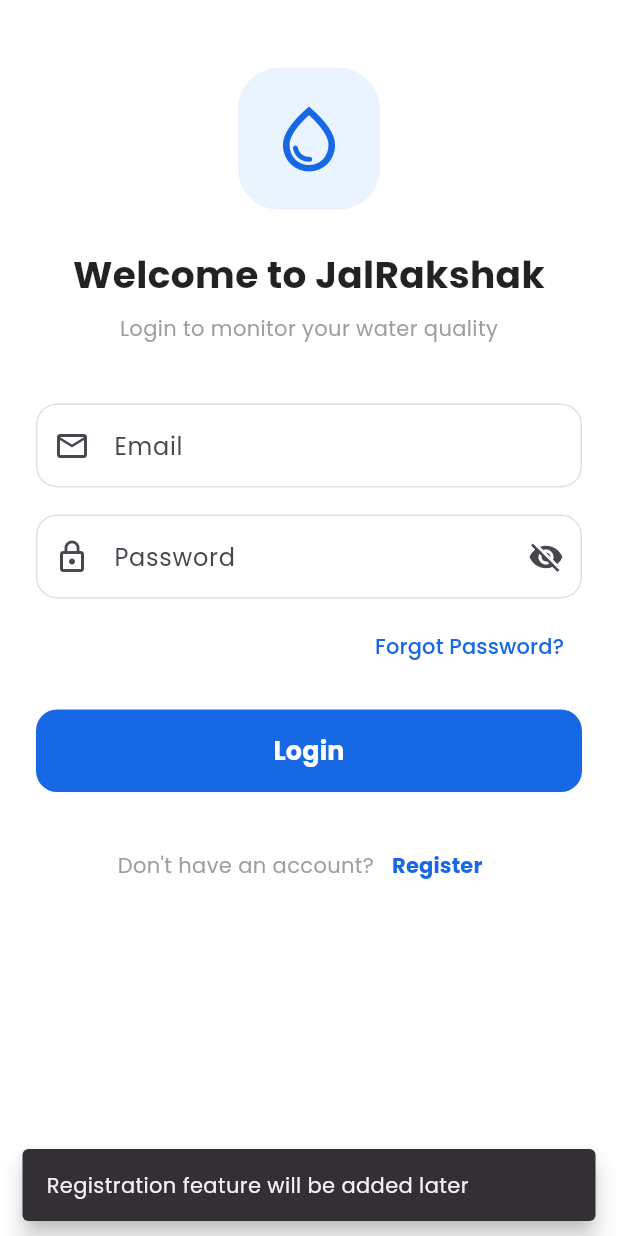
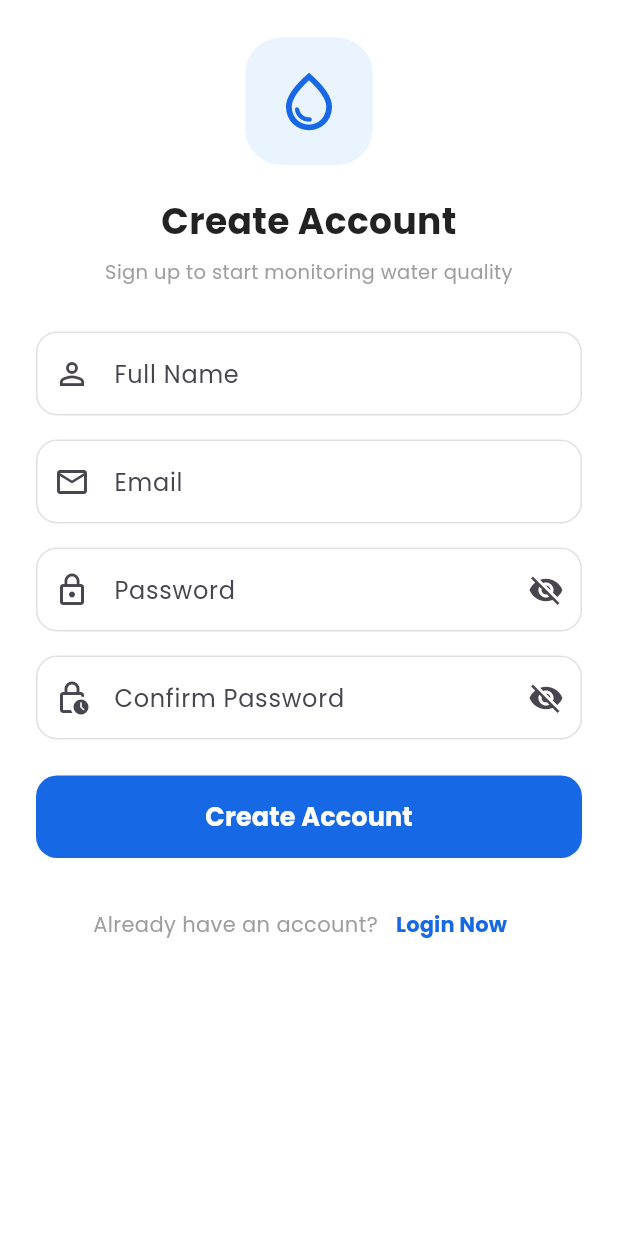
Before and after one commit to Arpitha-Kundapu/jalarakshak_water_quality_monitoring, a Flutter app: the LoginScreen screen opened directly, after a tap on "Register", on a phone screen of 412 x 824 dp. Run offline on Flutter 3.47's test engine with Material 3 defaults, Android fonts, the phone set to English and light mode, and no system bars; our stand-ins replace fl_chart, flutter_riverpod, google_fonts, share_plus, shared_preferences; missing offline and left inert: dart:html; accounts and stored records are empty; statements that could not run were skipped.

Commit message:
Implement dynamic registration and login flow linked to Node backend

```diff
--- a/lib/presentation/screens/login_screen.dart
+++ b/lib/presentation/screens/login_screen.dart
@@ -1,8 +1,11 @@
 import 'package:flutter/material.dart';
 import 'package:provider/provider.dart';
+import 'package:shared_preferences/shared_preferences.dart';
 
-import '/presentation/providers/language_provider.dart';
-import '/presentation/screens/main_screen.dart';
+import '../providers/language_provider.dart';
+import '../services/auth_service.dart';
+import 'main_screen.dart';
+import 'register_screen.dart';
 
 class LoginScreen extends StatefulWidget {
   const LoginScreen({super.key});
@@ -12,6 +15,8 @@ class LoginScreen extends StatefulWidget {
 }
 
 class _LoginScreenState extends State<LoginScreen> {
+  static const bool showRegisterAndForgot = true;
+
   final TextEditingController emailController =
       TextEditingController();
 
@@ -19,6 +24,7 @@ class _LoginScreenState extends State<LoginScreen> {
       TextEditingController();
 
   bool obscurePassword = true;
+  bool isLoading = false;
 
   @override
   void dispose() {
@@ -31,7 +37,7 @@ class _LoginScreenState extends State<LoginScreen> {
   // LOGIN
   // ============================================================
 
-  void login() {
+  Future<void> login() async {
     final String email =
         emailController.text.trim();
 
@@ -82,38 +88,32 @@ class _LoginScreenState extends State<LoginScreen> {
       return;
     }
 
+    setState(() {
+      isLoading = true;
+    });
+
     // ----------------------------------------------------------
-    // DEMO LOGIN CREDENTIALS
-    // ----------------------------------------------------------
-    //
-    // Temporary authentication.
-    //
-    // Email:
-    // user@gmail.com
-    //
-    // Password:
-    // 123456
-    //
-    // Later we can connect this to your backend/database.
+    // DYNAMIC AUTHENTICATION
     // ----------------------------------------------------------
 
-    const String correctEmail =
-        'user@gmail.com';
+    final result = await AuthService.login(
+      email: email,
+      password: password,
+    );
 
-    const String correctPassword =
-        '123456';
+    setState(() {
+      isLoading = false;
+    });
 
-    if (email != correctEmail ||
-        password != correctPassword) {
-      _showMessage(
-        'Invalid email or password',
-      );
-      return;
-    }
+    if (result['success']) {
+      // --------------------------------------------------------
+      // SUCCESS
+      // --------------------------------------------------------
 
-    // ----------------------------------------------------------
-    // SUCCESS
-    // ----------------------------------------------------------
+      final SharedPreferences prefs = await SharedPreferences.getInstance();
+      await prefs.setBool('is_logged_in', true);
+
+      if (!mounted) return;
 
       Navigator.pushReplacement(
         context,
@@ -122,6 +122,9 @@ class _LoginScreenState extends State<LoginScreen> {
               const MainScreen(),
         ),
       );
+    } else {
+      _showMessage(result['message'] ?? 'Invalid email or password');
+    }
   }
 
   // ============================================================
@@ -410,7 +413,9 @@ class _LoginScreenState extends State<LoginScreen> {
               // FORGOT PASSWORD
               // ==================================================
 
-              Align(
+              Visibility(
+                visible: showRegisterAndForgot,
+                child: Align(
                   alignment:
                       Alignment.centerRight,
 
@@ -435,6 +440,7 @@ class _LoginScreenState extends State<LoginScreen> {
                     ),
                   ),
                 ),
+              ),
 
               const SizedBox(height: 18),
 
@@ -450,7 +456,7 @@ class _LoginScreenState extends State<LoginScreen> {
 
                 child:
                     ElevatedButton(
-                  onPressed: login,
+                  onPressed: isLoading ? null : login,
 
                   style:
                       ElevatedButton
@@ -463,6 +469,9 @@ class _LoginScreenState extends State<LoginScreen> {
                     foregroundColor:
                         Colors.white,
 
+                    disabledBackgroundColor:
+                        const Color(0xFF1768E5).withOpacity(0.6),
+
                     elevation: 0,
 
                     shape:
@@ -474,7 +483,16 @@ class _LoginScreenState extends State<LoginScreen> {
                     ),
                   ),
 
-                  child: Text(
+                  child: isLoading
+                      ? const SizedBox(
+                          width: 24,
+                          height: 24,
+                          child: CircularProgressIndicator(
+                            strokeWidth: 2,
+                            valueColor: AlwaysStoppedAnimation<Color>(Colors.white),
+                          ),
+                        )
+                      : Text(
                           languageProvider
                               .text(
                             'login',
@@ -496,7 +514,9 @@ class _LoginScreenState extends State<LoginScreen> {
               // REGISTER
               // ==================================================
 
-              Row(
+              Visibility(
+                visible: showRegisterAndForgot,
+                child: Row(
                   mainAxisAlignment:
                       MainAxisAlignment.center,
 
@@ -516,8 +536,11 @@ class _LoginScreenState extends State<LoginScreen> {
 
                     TextButton(
                       onPressed: () {
-                      _showMessage(
-                        'Registration feature will be added later',
+                        Navigator.pushReplacement(
+                          context,
+                          MaterialPageRoute(
+                            builder: (context) => const RegisterScreen(),
+                          ),
                         );
                       },
 
@@ -541,6 +564,7 @@ class _LoginScreenState extends State<LoginScreen> {
                     ),
                   ],
                 ),
+              ),
 
               const SizedBox(height: 25),
             ],
--- /dev/null
+++ b/lib/presentation/screens/register_screen.dart
@@ -0,0 +1,452 @@
+import 'package:flutter/material.dart';
+import 'package:provider/provider.dart';
+import 'package:shared_preferences/shared_preferences.dart';
+
+import '../providers/language_provider.dart';
+import '../services/auth_service.dart';
+import 'main_screen.dart';
+import 'login_screen.dart';
+
+class RegisterScreen extends StatefulWidget {
+  const RegisterScreen({super.key});
+
+  @override
+  State<RegisterScreen> createState() => _RegisterScreenState();
+}
+
+class _RegisterScreenState extends State<RegisterScreen> {
+  final TextEditingController nameController = TextEditingController();
+  final TextEditingController emailController = TextEditingController();
+  final TextEditingController passwordController = TextEditingController();
+  final TextEditingController confirmPasswordController = TextEditingController();
+
+  bool obscurePassword = true;
+  bool obscureConfirmPassword = true;
+  bool isLoading = false;
+
+  @override
+  void dispose() {
+    nameController.dispose();
+    emailController.dispose();
+    passwordController.dispose();
+    confirmPasswordController.dispose();
+    super.dispose();
+  }
+
+  // ============================================================
+  // LOCAL TRANSLATIONS
+  // ============================================================
+
+  String _text(
+    LanguageProvider language,
+    String key,
+  ) {
+    final Map<String, Map<String, String>> translations = {
+      'English': {
+        'createAccount': 'Create Account',
+        'registerSubtitle': 'Sign up to start monitoring water quality',
+        'fullName': 'Full Name',
+        'enterName': 'Enter your full name',
+        'confirmPassword': 'Confirm Password',
+        'enterConfirmPassword': 'Re-enter your password',
+        'alreadyHaveAccount': 'Already have an account?',
+        'loginNow': 'Login Now',
+        'passwordsDoNotMatch': 'Passwords do not match',
+        'nameEmpty': 'Please enter your name',
+        'signingUp': 'Creating account...',
+      },
+      'ಕನ್ನಡ': {
+        'createAccount': 'ಖಾತೆಯನ್ನು ರಚಿಸಿ',
+        'registerSubtitle': 'ನೀರಿನ ಗುಣಮಟ್ಟವನ್ನು ಮೇಲ್ವಿಚಾರಣೆ ಮಾಡಲು ಸೈನ್ ಅಪ್ ಮಾಡಿ',
+        'fullName': 'ಪೂರ್ಣ ಹೆಸರು',
+        'enterName': 'ನಿಮ್ಮ ಪೂರ್ಣ ಹೆಸರನ್ನು ನಮೂದಿಸಿ',
+        'confirmPassword': 'ಪಾಸ್ವರ್ಡ್ ದೃಢೀಕರಿಸಿ',
+        'enterConfirmPassword': 'ನಿಮ್ಮ ಪಾಸ್ವರ್ಡ್ ಅನ್ನು ಮರು-ನಮೂದಿಸಿ',
+        'alreadyHaveAccount': 'ಈಗಾಗಲೇ ಖಾತೆ ಇದೆಯೇ?',
+        'loginNow': 'ಈಗ ಲಾಗಿನ್ ಮಾಡಿ',
+        'passwordsDoNotMatch': 'ಪಾಸ್‌ವರ್ಡ್‌ಗಳು ಹೊಂದಿಕೆಯಾಗುತ್ತಿಲ್ಲ',
+        'nameEmpty': 'ದಯವಿಟ್ಟು ನಿಮ್ಮ ಹೆಸರನ್ನು ನಮೂದಿಸಿ',
+        'signingUp': 'ಖಾತೆಯನ್ನು ರಚಿಸಲಾಗುತ್ತಿದೆ...',
+      },
+      'हिन्दी': {
+        'createAccount': 'खाता बनाएं',
+        'registerSubtitle': 'पानी की गुणवत्ता की निगरानी के लिए साइन अप करें',
+        'fullName': 'पूरा नाम',
+        'enterName': 'अपना पूरा नाम दर्ज करें',
+        'confirmPassword': 'पासवर्ड की पुष्टि करें',
+        'enterConfirmPassword': 'अपना पासवर्ड पुनः दर्ज करें',
+        'alreadyHaveAccount': 'क्या आपके पास पहले से एक खाता है?',
+        'loginNow': 'अभी लॉगिन करें',
+        'passwordsDoNotMatch': 'पासवर्ड मेल नहीं खाते',
+        'nameEmpty': 'कृपया अपना नाम दर्ज करें',
+        'signingUp': 'खाता बनाया जा रहा है...',
+      },
+    };
+
+    return translations[language.language]?[key] ?? key;
+  }
+
+  // ============================================================
+  // REGISTER
+  // ============================================================
+
+  Future<void> register() async {
+    final languageProvider = Provider.of<LanguageProvider>(context, listen: false);
+
+    final String name = nameController.text.trim();
+    final String email = emailController.text.trim();
+    final String password = passwordController.text;
+    final String confirmPassword = confirmPasswordController.text;
+
+    // Validation
+    if (name.isEmpty) {
+      _showMessage(_text(languageProvider, 'nameEmpty'));
+      return;
+    }
+
+    if (email.isEmpty) {
+      _showMessage('Please enter your email');
+      return;
+    }
+
+    final RegExp emailRegex = RegExp(r'^[^@\s]+@[^@\s]+\.[^@\s]+$');
+    if (!emailRegex.hasMatch(email)) {
+      _showMessage('Please enter a valid email address');
+      return;
+    }
+
+    if (password.isEmpty) {
+      _showMessage('Please enter your password');
+      return;
+    }
+
+    if (password.length < 6) {
+      _showMessage('Password must contain at least 6 characters');
+      return;
+    }
+
+    if (password != confirmPassword) {
+      _showMessage(_text(languageProvider, 'passwordsDoNotMatch'));
+      return;
+    }
+
+    setState(() {
+      isLoading = true;
+    });
+
+    // Call dynamic registration API
+    final result = await AuthService.register(
+      name: name,
+      email: email,
+      password: password,
+    );
+
+    setState(() {
+      isLoading = false;
+    });
+
+    if (result['success']) {
+      // Save login session state
+      final SharedPreferences prefs = await SharedPreferences.getInstance();
+      await prefs.setBool('is_logged_in', true);
+
+      if (!mounted) return;
+
+      _showMessage(result['message'] ?? 'Registration successful');
+
+      // Go to dashboard
+      Navigator.pushReplacement(
+        context,
+        MaterialPageRoute(
+          builder: (context) => const MainScreen(),
+        ),
+      );
+    } else {
+      _showMessage(result['message'] ?? 'Registration failed');
+    }
+  }
+
+  // ============================================================
+  // SHOW MESSAGE
+  // ============================================================
+
+  void _showMessage(String message) {
+    if (!mounted) return;
+
+    ScaffoldMessenger.of(context)
+      ..hideCurrentSnackBar()
+      ..showSnackBar(
+        SnackBar(
+          content: Text(message),
+          behavior: SnackBarBehavior.floating,
+          duration: const Duration(seconds: 2),
+        ),
+      );
+  }
+
+  @override
+  Widget build(BuildContext context) {
+    final languageProvider = Provider.of<LanguageProvider>(context);
+
+    return Scaffold(
+      backgroundColor: Colors.white,
+      body: SafeArea(
+        child: SingleChildScrollView(
+          padding: const EdgeInsets.symmetric(horizontal: 24),
+          child: Column(
+            children: [
+              const SizedBox(height: 25),
+
+              // ==================================================
+              // LOGO
+              // ==================================================
+              Container(
+                width: 85,
+                height: 85,
+                decoration: BoxDecoration(
+                  color: const Color(0xFFEAF4FF),
+                  borderRadius: BorderRadius.circular(24),
+                ),
+                child: const Icon(
+                  Icons.water_drop_outlined,
+                  size: 46,
+                  color: Color(0xFF1768E5),
+                ),
+              ),
+
+              const SizedBox(height: 20),
+
+              // ==================================================
+              // TITLE
+              // ==================================================
+              Text(
+                _text(languageProvider, 'createAccount'),
+                textAlign: TextAlign.center,
+                style: const TextStyle(
+                  fontSize: 24,
+                  fontWeight: FontWeight.bold,
+                  color: Colors.black87,
+                ),
+              ),
+
+              const SizedBox(height: 8),
+
+              // ==================================================
+              // SUBTITLE
+              // ==================================================
+              Text(
+                _text(languageProvider, 'registerSubtitle'),
+                textAlign: TextAlign.center,
+                style: const TextStyle(
+                  color: Colors.grey,
+                  fontSize: 13,
+                ),
+              ),
+
+              const SizedBox(height: 30),
+
+              // ==================================================
+              // FULL NAME
+              // ==================================================
+              TextField(
+                controller: nameController,
+                keyboardType: TextInputType.name,
+                textInputAction: TextInputAction.next,
+                decoration: InputDecoration(
+                  labelText: _text(languageProvider, 'fullName'),
+                  hintText: _text(languageProvider, 'enterName'),
+                  prefixIcon: const Icon(Icons.person_outline),
+                  border: OutlineInputBorder(
+                    borderRadius: BorderRadius.circular(14),
+                  ),
+                  enabledBorder: OutlineInputBorder(
+                    borderRadius: BorderRadius.circular(14),
+                    borderSide: BorderSide(color: Colors.grey.shade300),
+                  ),
+                  focusedBorder: OutlineInputBorder(
+                    borderRadius: BorderRadius.circular(14),
+                    borderSide: const BorderSide(color: Color(0xFF1768E5), width: 2),
+                  ),
+                ),
+              ),
+
+              const SizedBox(height: 16),
+
+              // ==================================================
+              // EMAIL
+              // ==================================================
+              TextField(
+                controller: emailController,
+                keyboardType: TextInputType.emailAddress,
+                textInputAction: TextInputAction.next,
+                decoration: InputDecoration(
+                  labelText: languageProvider.text('email'),
+                  hintText: languageProvider.text('enterEmail'),
+                  prefixIcon: const Icon(Icons.email_outlined),
+                  border: OutlineInputBorder(
+                    borderRadius: BorderRadius.circular(14),
+                  ),
+                  enabledBorder: OutlineInputBorder(
+                    borderRadius: BorderRadius.circular(14),
+                    borderSide: BorderSide(color: Colors.grey.shade300),
+                  ),
+                  focusedBorder: OutlineInputBorder(
+                    borderRadius: BorderRadius.circular(14),
+                    borderSide: const BorderSide(color: Color(0xFF1768E5), width: 2),
+                  ),
+                ),
+              ),
+
+              const SizedBox(height: 16),
+
+              // ==================================================
+              // PASSWORD
+              // ==================================================
+              TextField(
+                controller: passwordController,
+                obscureText: obscurePassword,
+                textInputAction: TextInputAction.next,
+                decoration: InputDecoration(
+                  labelText: languageProvider.text('password'),
+                  hintText: languageProvider.text('enterPassword'),
+                  prefixIcon: const Icon(Icons.lock_outline),
+                  suffixIcon: IconButton(
+                    onPressed: () {
+                      setState(() {
+                        obscurePassword = !obscurePassword;
+                      });
+                    },
+                    icon: Icon(
+                      obscurePassword ? Icons.visibility_off : Icons.visibility,
+                    ),
+                  ),
+                  border: OutlineInputBorder(
+                    borderRadius: BorderRadius.circular(14),
+                  ),
+                  enabledBorder: OutlineInputBorder(
+                    borderRadius: BorderRadius.circular(14),
+                    borderSide: BorderSide(color: Colors.grey.shade300),
+                  ),
+                  focusedBorder: OutlineInputBorder(
+                    borderRadius: BorderRadius.circular(14),
+                    borderSide: const BorderSide(color: Color(0xFF1768E5), width: 2),
+                  ),
+                ),
+              ),
+
+              const SizedBox(height: 16),
+
+              // ==================================================
+              // CONFIRM PASSWORD
+              // ==================================================
+              TextField(
+                controller: confirmPasswordController,
+                obscureText: obscureConfirmPassword,
+                textInputAction: TextInputAction.done,
+                onSubmitted: (_) => register(),
+                decoration: InputDecoration(
+                  labelText: _text(languageProvider, 'confirmPassword'),
+                  hintText: _text(languageProvider, 'enterConfirmPassword'),
+                  prefixIcon: const Icon(Icons.lock_clock_outlined),
+                  suffixIcon: IconButton(
+                    onPressed: () {
+                      setState(() {
+                        obscureConfirmPassword = !obscureConfirmPassword;
+                      });
+                    },
+                    icon: Icon(
+                      obscureConfirmPassword ? Icons.visibility_off : Icons.visibility,
+                    ),
+                  ),
+                  border: OutlineInputBorder(
+                    borderRadius: BorderRadius.circular(14),
+                  ),
+                  enabledBorder: OutlineInputBorder(
+                    borderRadius: BorderRadius.circular(14),
+                    borderSide: BorderSide(color: Colors.grey.shade300),
+                  ),
+                  focusedBorder: OutlineInputBorder(
+                    borderRadius: BorderRadius.circular(14),
+                    borderSide: const BorderSide(color: Color(0xFF1768E5), width: 2),
+                  ),
+                ),
+              ),
+
+              const SizedBox(height: 24),
+
+              // ==================================================
+              // REGISTER BUTTON
+              // ==================================================
+              SizedBox(
+                width: double.infinity,
+                height: 55,
+                child: ElevatedButton(
+                  onPressed: isLoading ? null : register,
+                  style: ElevatedButton.styleFrom(
+                    backgroundColor: const Color(0xFF1768E5),
+                    foregroundColor: Colors.white,
+                    disabledBackgroundColor: const Color(0xFF1768E5).withOpacity(0.6),
+                    elevation: 0,
+                    shape: RoundedRectangleBorder(
+                      borderRadius: BorderRadius.circular(14),
+                    ),
+                  ),
+                  child: isLoading
+                      ? const SizedBox(
+                          width: 24,
+                          height: 24,
+                          child: CircularProgressIndicator(
+                            strokeWidth: 2,
+                            valueColor: AlwaysStoppedAnimation<Color>(Colors.white),
+                          ),
+                        )
+                      : Text(
+                          _text(languageProvider, 'createAccount'),
+                          style: const TextStyle(
+                            fontSize: 17,
+                            fontWeight: FontWeight.bold,
+                          ),
+                        ),
+                ),
+              ),
+
+              const SizedBox(height: 20),
+
+              // ==================================================
+              // BACK TO LOGIN LINK
+              // ==================================================
+              Row(
+                mainAxisAlignment: MainAxisAlignment.center,
+                children: [
+                  Text(
+                    _text(languageProvider, 'alreadyHaveAccount'),
+                    style: const TextStyle(color: Colors.grey),
+                  ),
+                  TextButton(
+                    onPressed: () {
+                      Navigator.pushReplacement(
+                        context,
+                        MaterialPageRoute(
+                          builder: (context) => const LoginScreen(),
+                        ),
+                      );
+                    },
+                    child: Text(
+                      _text(languageProvider, 'loginNow'),
+                      style: const TextStyle(
+                        color: Color(0xFF1768E5),
+                        fontWeight: FontWeight.bold,
+                      ),
+                    ),
+                  ),
+                ],
+              ),
+
+              const SizedBox(height: 20),
+            ],
+          ),
+        ),
+      ),
+    );
+  }
+}
```
Also changed, not shown: lib/presentation/screens/profile_screen.dart (+16 -1 lines), lib/presentation/screens/splash_screen.dart (+19 -5 lines), lib/presentation/services/auth_service.dart (added, +101 -0 lines), 2 other files. Lines whose indentation alone changed are shown as unchanged.
